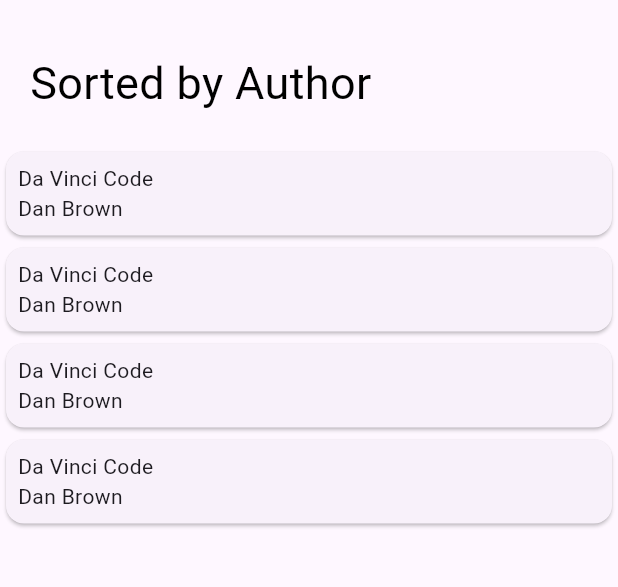
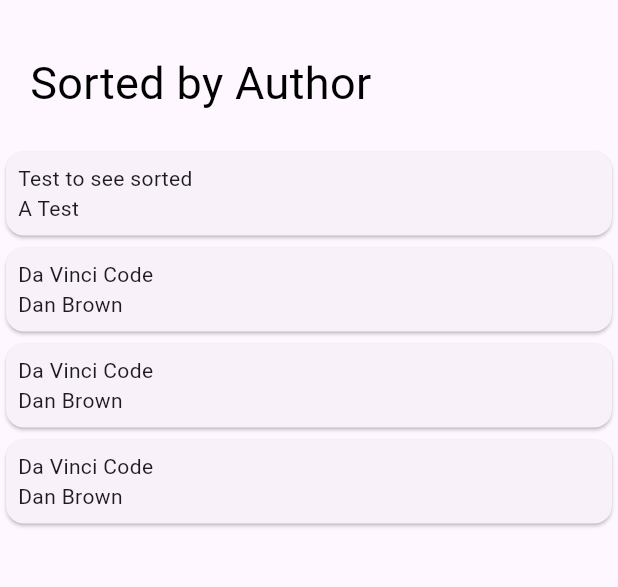
Before and after one commit to RuiwenG/268-GoRouter, a Flutter app: the ByAuthorPage screen opened by its route, on a phone screen of 412 x 824 dp, the part 63-650 px from its top. Run offline on Flutter 3.47's test engine with Material 3 defaults, Android fonts, the phone set to English and light mode, and no system bars; our stand-ins replace bloc, flutter_bloc, flutter_lorem, go_router.

Commit message:
add a test book

```diff
--- a/lib/pages/by_author_page.dart
+++ b/lib/pages/by_author_page.dart
@@ -12,7 +12,7 @@ class ByAuthorPage extends StatelessWidget {
       {"title": "Da Vinci Code", "author": "Dan Brown"},
       {"title": "Da Vinci Code", "author": "Dan Brown"},
       {"title": "Da Vinci Code", "author": "Dan Brown"},
-      {"title": "Da Vinci Code", "author": "Dan Brown"},
+      {"title": "Test to see sorted", "author": "A Test"},
     ];
     // sort by author
     books.sort((a, b) => a['author']!.compareTo(b['author']!));
--- a/lib/pages/by_title_page.dart
+++ b/lib/pages/by_title_page.dart
@@ -12,7 +12,7 @@ class ByTitlePage extends StatelessWidget {
       {"title": "Da Vinci Code", "author": "Dan Brown"},
       {"title": "Da Vinci Code", "author": "Dan Brown"},
       {"title": "Da Vinci Code", "author": "Dan Brown"},
-      {"title": "Da Vinci Code", "author": "Dan Brown"},
+      {"title": "Test to see sorted", "author": "A Test"},
     ];
     // sort by title
     books.sort((a, b) => a['title']!.compareTo(b['title']!));
```
